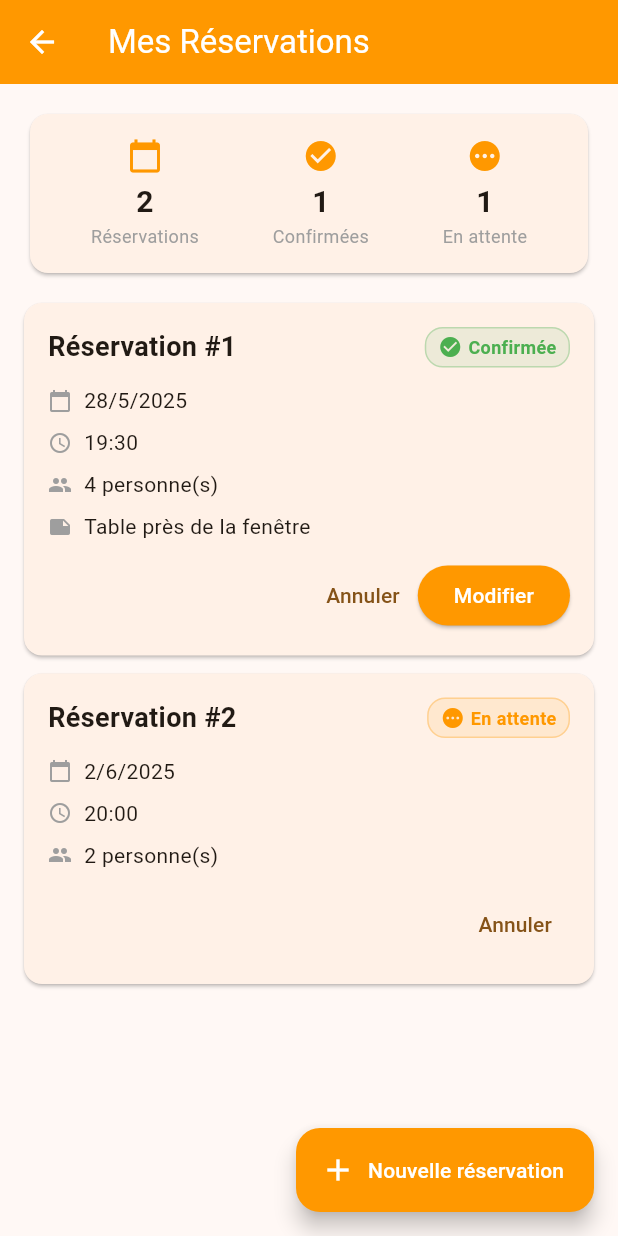
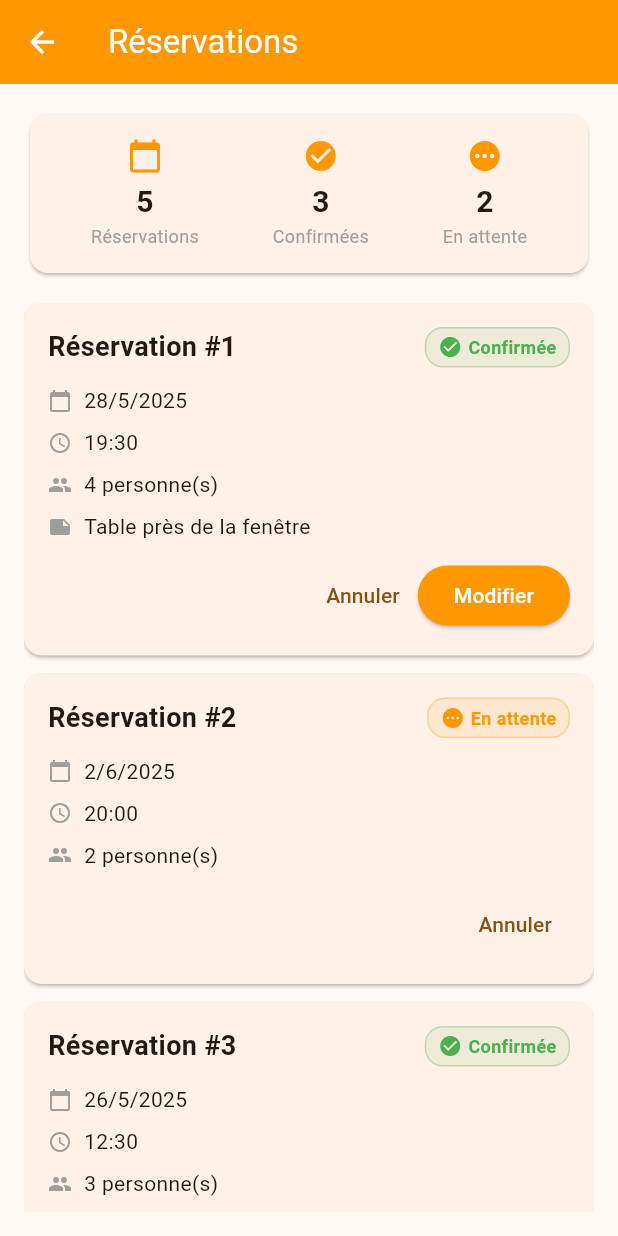
Before and after one commit to LoanCB/flutter-eval, a Flutter app: the ReservationsScreen screen opened directly, on a phone screen of 412 x 824 dp. Run offline on Flutter 3.47's test engine with Material 3 defaults, Android fonts, the phone set to English and light mode, and no system bars; our stand-ins replace shared_preferences; accounts and stored records are empty.

Commit message:
make reservation screen

```diff
--- a/front/lib/screens/reservations_screen.dart
+++ b/front/lib/screens/reservations_screen.dart
@@ -3,6 +3,8 @@ import 'package:provider/provider.dart';
 
 import '../models/restaurant_models.dart';
 import '../providers/reservation_provider.dart';
+import '../providers/auth_provider.dart';
+import 'daily_reservations_screen.dart';
 
 class ReservationsScreen extends StatefulWidget {
   const ReservationsScreen({super.key});
@@ -11,10 +13,13 @@ class ReservationsScreen extends StatefulWidget {
   State<ReservationsScreen> createState() => _ReservationsScreenState();
 }
 
-class _ReservationsScreenState extends State<ReservationsScreen> {
+class _ReservationsScreenState extends State<ReservationsScreen> with SingleTickerProviderStateMixin {
+  late TabController _tabController;
+
   @override
   void initState() {
     super.initState();
+    _tabController = TabController(length: 2, vsync: this);
     // Charger les réservations au démarrage
     WidgetsBinding.instance.addPostFrameCallback((_) {
       Provider.of<ReservationProvider>(
@@ -25,16 +30,45 @@ class _ReservationsScreenState extends State<ReservationsScreen> {
   }
 
   @override
+  void dispose() {
+    _tabController.dispose();
+    super.dispose();
+  }
+
+  @override
   Widget build(BuildContext context) {
+    final authProvider = Provider.of<AuthProvider>(context);
+    final isHost = authProvider.user?.role == 'host';
+
     return Consumer<ReservationProvider>(
       builder: (context, reservationProvider, child) {
         return Scaffold(
           appBar: AppBar(
-            title: const Text('Mes Réservations'),
+            title: const Text('Réservations'),
             backgroundColor: Colors.orange,
             foregroundColor: Colors.white,
+            bottom: isHost ? TabBar(
+              controller: _tabController,
+              tabs: const [
+                Tab(text: 'Mes Réservations'),
+                Tab(text: 'Réservations du jour'),
+              ],
+            ) : null,
           ),
-          body: Padding(
+          body: isHost ? TabBarView(
+            controller: _tabController,
+            children: [
+              _buildUserReservations(reservationProvider),
+              const DailyReservationsScreen(),
+            ],
+          ) : _buildUserReservations(reservationProvider),
+        );
+      },
+    );
+  }
+
+  Widget _buildUserReservations(ReservationProvider reservationProvider) {
+    return Padding(
       padding: const EdgeInsets.all(16.0),
       child: Column(
         children: [
@@ -85,8 +119,7 @@ class _ReservationsScreenState extends State<ReservationsScreen> {
 
           // Loading or Reservations list
           Expanded(
-                  child:
-                      reservationProvider.isLoading
+            child: reservationProvider.isLoading
                 ? const Center(child: CircularProgressIndicator())
                 : reservationProvider.reservations.isEmpty
                     ? const Center(
@@ -116,8 +149,7 @@ class _ReservationsScreenState extends State<ReservationsScreen> {
                               reservationProvider.reservations[index];
                           return _ReservationCard(
                             reservation: reservation,
-                                onCancel:
-                                    () => _cancelReservation(
+                            onCancel: () => _cancelReservation(
                               reservation.id,
                               reservationProvider,
                             ),
@@ -127,17 +159,6 @@ class _ReservationsScreenState extends State<ReservationsScreen> {
           ),
         ],
       ),
-          ),
-          floatingActionButton: FloatingActionButton.extended(
-            onPressed:
-                () => _showNewReservationDialog(context, reservationProvider),
-            backgroundColor: Colors.orange,
-            foregroundColor: Colors.white,
-            icon: const Icon(Icons.add),
-            label: const Text('Nouvelle réservation'),
-          ),
-        );
-      },
     );
   }
 
--- a/front/lib/services/reservation_service.dart
+++ b/front/lib/services/reservation_service.dart
@@ -23,6 +23,33 @@ class ReservationService {
       status: 'pending',
       createdAt: DateTime.now().subtract(const Duration(hours: 2)),
     ),
+    // Ajout de réservations pour aujourd'hui
+    Reservation(
+      id: 3,
+      date: DateTime.now(),
+      time: '12:30',
+      numberOfGuests: 3,
+      status: 'confirmed',
+      specialRequests: 'Allergie aux fruits de mer',
+      createdAt: DateTime.now().subtract(const Duration(days: 1)),
+    ),
+    Reservation(
+      id: 4,
+      date: DateTime.now(),
+      time: '19:00',
+      numberOfGuests: 6,
+      status: 'pending',
+      specialRequests: 'Table pour anniversaire',
+      createdAt: DateTime.now().subtract(const Duration(hours: 3)),
+    ),
+    Reservation(
+      id: 5,
+      date: DateTime.now(),
+      time: '20:30',
+      numberOfGuests: 2,
+      status: 'confirmed',
+      createdAt: DateTime.now().subtract(const Duration(days: 2)),
+    ),
   ];
 
   // Obtenir toutes les réservations de l'utilisateur connecté
@@ -33,6 +60,32 @@ class ReservationService {
       const Duration(milliseconds: 500),
     ); // Simule la latence réseau
     return _mockReservations;
+  }
+
+  // Obtenir toutes les réservations du jour
+  Future<List<Reservation>> getTodayReservations() async {
+    if (!_authService.isLoggedIn) {
+      throw ReservationException('Vous devez être connecté pour voir les réservations');
+    }
+
+    // Vérifier si l'utilisateur est un hôte
+    if (_authService.user?.role != 'host') {
+      throw ReservationException('Accès réservé aux hôtes');
+    }
+
+    await Future.delayed(const Duration(milliseconds: 500));
+
+    final today = DateTime.now();
+    final todayReservations = _mockReservations.where((reservation) {
+      return reservation.date.year == today.year &&
+          reservation.date.month == today.month &&
+          reservation.date.day == today.day;
+    }).toList();
+
+    // Trier les réservations par heure
+    todayReservations.sort((a, b) => a.time.compareTo(b.time));
+
+    return todayReservations;
   }
 
   // Créer une nouvelle réservation
```
Also changed, not shown: front/lib/providers/reservation_provider.dart (+33 -43 lines), front/lib/screens/daily_reservations_screen.dart (added, +140 -0 lines). Lines whose indentation alone changed are shown as unchanged.
